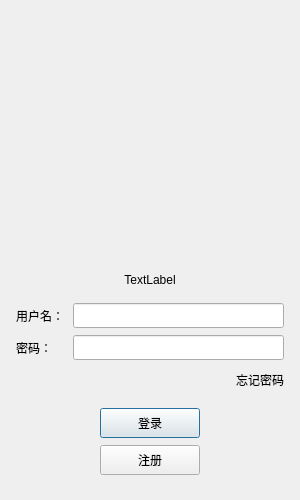
This is Sources/Forms/logindialog.ui in m1mist/QTchat as Qt 5 draws it before an edit. The edited form follows.
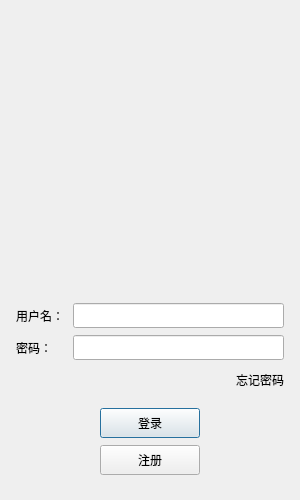
This is the edited form. Icons and pictures are not drawn. Custom widgets are drawn as their Qt base class.

Diff of the .ui file:
```diff
--- a/Sources/Forms/logindialog.ui
+++ b/Sources/Forms/logindialog.ui
@@ -84,7 +84,7 @@
      <item>
       <widget class="QLabel" name="error_label">
        <property name="text">
-        <string>TextLabel</string>
+        <string/>
        </property>
        <property name="alignment">
         <set>Qt::AlignCenter</set>
```
